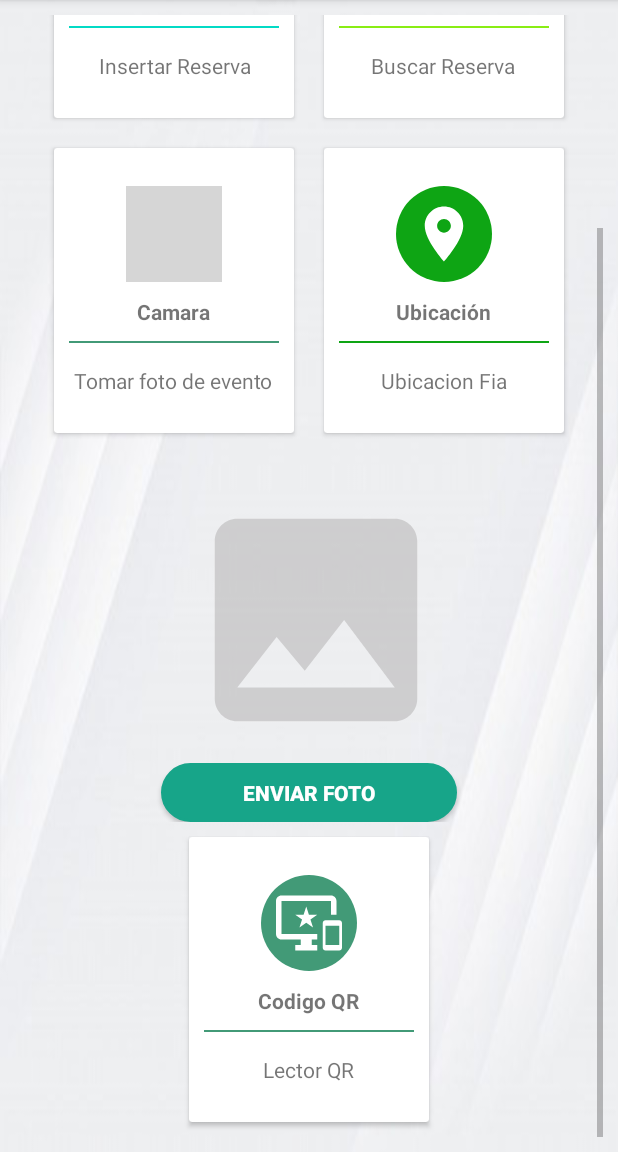
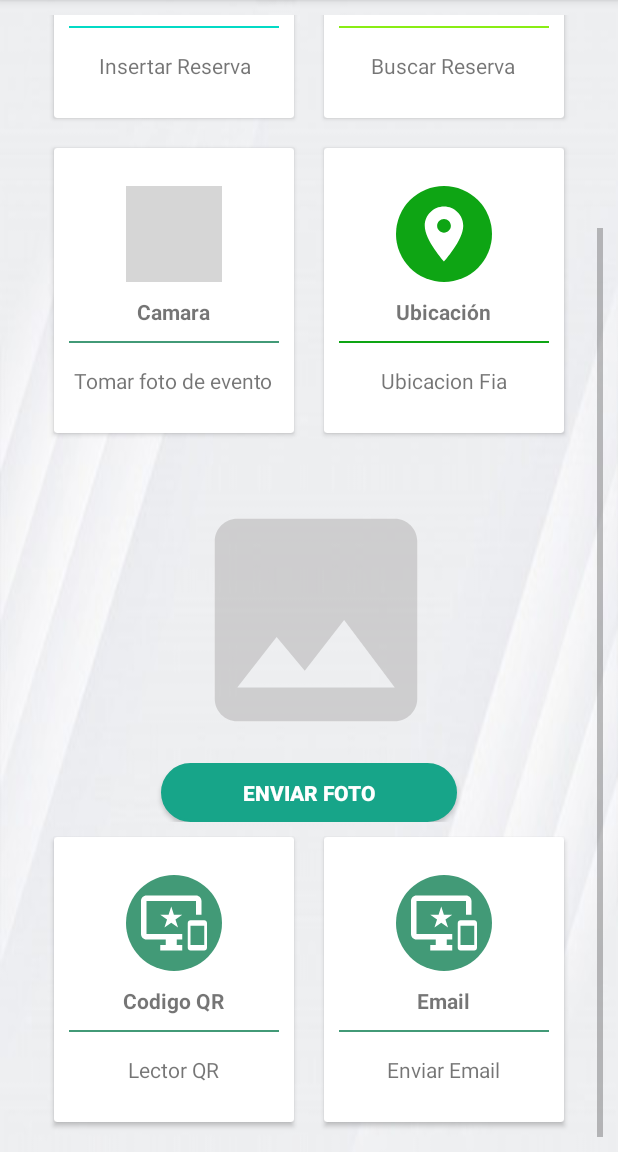
Before and after one commit to AbiMani/ReservaFia, an Android app: the UsuarioExternoActivity screen opened directly, with no data from a screen before it, scrolled down 175 dp, on a phone screen of 412 x 824 dp, the part 84-1236 px from its top. Run offline under Robolectric (Android 15) with nearby library versions, the phone set to English and light mode, and no system bars; libraries missing offline, so code that uses them is left out: com.google.zxing.integration; grey boxes are pictures that could not be loaded.

Commit message:
corriendo errores

```diff
--- a/app/build.gradle
+++ b/app/build.gradle
@@ -30,7 +30,7 @@ repositories {
 }
 dependencies {
     implementation 'androidx.multidex:multidex:2.0.1'
-    implementation fileTree(dir: 'libs', include: ['*.jar'])
+   // implementation fileTree(dir: 'libs', include: ['*.jar'])
     implementation 'com.ajts.androidmads.SQLite2Excel:library:1.0.4'
 
     implementation 'androidx.appcompat:appcompat:1.1.0'
@@ -53,7 +53,7 @@ dependencies {
 
 
     implementation files('libs/activation.jar')
-    implementation files('libs/additionnal.jar')
+    //implementation files('libs/additionnal.jar')
     implementation files('libs/mail.jar')
 
 
--- a/app/src/main/java/ues/fia/eisi/reservalocalfia/CorreoActivity.java
+++ b/app/src/main/java/ues/fia/eisi/reservalocalfia/CorreoActivity.java
@@ -29,13 +29,13 @@ public class CorreoActivity extends AppCompatActivity {
         mMessage = (EditText)findViewById(R.id.messageID);
         mSubject = (EditText)findViewById(R.id.subjectID);
 
-        FloatingActionButton fab = findViewById(R.id.fab);
-        fab.setOnClickListener(new View.OnClickListener() {
-            @Override
-            public void onClick(View view) {
-                sendMail();
-            }
-        });
+       // FloatingActionButton fab = findViewById(R.id.fab);
+      //  fab.setOnClickListener(new View.OnClickListener() {
+         //   @Override
+         //   public void onClick(View view) {
+        //        sendMail();
+         //   }
+       // });
     }
 
     private void sendMail() {
--- a/app/src/main/java/ues/fia/eisi/reservalocalfia/UsuarioExternoActivity.java
+++ b/app/src/main/java/ues/fia/eisi/reservalocalfia/UsuarioExternoActivity.java
@@ -26,7 +26,7 @@ import java.util.Calendar;
 import java.util.Locale;
 
 public class UsuarioExternoActivity extends AppCompatActivity implements View.OnClickListener {   //cambiar activity correcto
-    private CardView reservalocal, consultarReservas, ubicacion, lectorQR;
+    private CardView reservalocal, consultarReservas, ubicacion, lectorQR, mail;
     CardView TomarFoto;
     ImageView img;
     final int FOTOGRAFIA=100;
@@ -45,6 +45,8 @@ public class UsuarioExternoActivity extends AppCompatActivity implements View.On
         img=(ImageView) findViewById(R.id.image);
         ubicacion=(CardView) findViewById(R.id.ubicacionFia);
         lectorQR=(CardView) findViewById(R.id.lectorQR);
+        // mail
+        mail=(CardView) findViewById(R.id.mail);
         asistente=(ImageButton) findViewById(R.id.btn_asistente);
         stop=(ImageButton) findViewById(R.id.btn_stop);
         tts = new TextToSpeech(this,OnInit);
@@ -66,6 +68,8 @@ public class UsuarioExternoActivity extends AppCompatActivity implements View.On
         consultarReservas.setOnClickListener(this);
         TomarFoto.setOnClickListener(Click);
         lectorQR.setOnClickListener(this);
+        //mail
+        mail.setOnClickListener(this);
         if (savedInstanceState != null) {
             if (savedInstanceState.getString("Foto") != null) {
                 img.setImageURI(Uri.parse(savedInstanceState
@@ -157,6 +161,9 @@ public class UsuarioExternoActivity extends AppCompatActivity implements View.On
             case R.id.lectorQR:
                 new IntentIntegrator(UsuarioExternoActivity.this).initiateScan();
                 break;
+            case R.id.mail:
+                i=new Intent(this, CorreoActivity.class);
+                break;
             default:
                 break;
 
--- a/app/src/main/res/layout/activity_usuario_externo.xml
+++ b/app/src/main/res/layout/activity_usuario_externo.xml
@@ -284,6 +284,44 @@
 
                 </LinearLayout>
             </androidx.cardview.widget.CardView>
+            <androidx.cardview.widget.CardView
+                android:id="@+id/mail"
+                android:foreground="?android:attr/selectableItemBackground"
+                android:clickable="true"
+                android:layout_width="160dp"
+                android:layout_height="190dp"
+                android:layout_margin="10dp">
+                <LinearLayout
+                    android:layout_width="match_parent"
+                    android:layout_height="match_parent"
+                    android:orientation="vertical"
+                    android:gravity="center">
+                    <ImageView
+                        android:layout_width="64dp"
+                        android:layout_height="64dp"
+                        android:background="@drawable/backb"
+                        android:src="@drawable/ic_important_devices_black_24dp"
+                        android:padding="10dp"/>
+                    <TextView
+                        android:layout_width="wrap_content"
+                        android:layout_height="wrap_content"
+                        android:textStyle="bold"
+                        android:layout_marginTop="10dp"
+                        android:text="Email"/>
+                    <View
+                        android:layout_width="match_parent"
+                        android:layout_height="1dp"
+                        android:background="@color/colorb"
+                        android:layout_margin="10dp"/>
+                    <TextView
+                        android:layout_width="wrap_content"
+                        android:layout_height="wrap_content"
+                        android:gravity="center"
+                        android:layout_marginTop="5dp"
+                        android:text="Enviar Email"/>
+
+                </LinearLayout>
+            </androidx.cardview.widget.CardView>
         </LinearLayout>
     </LinearLayout>
     </ScrollView>
```
